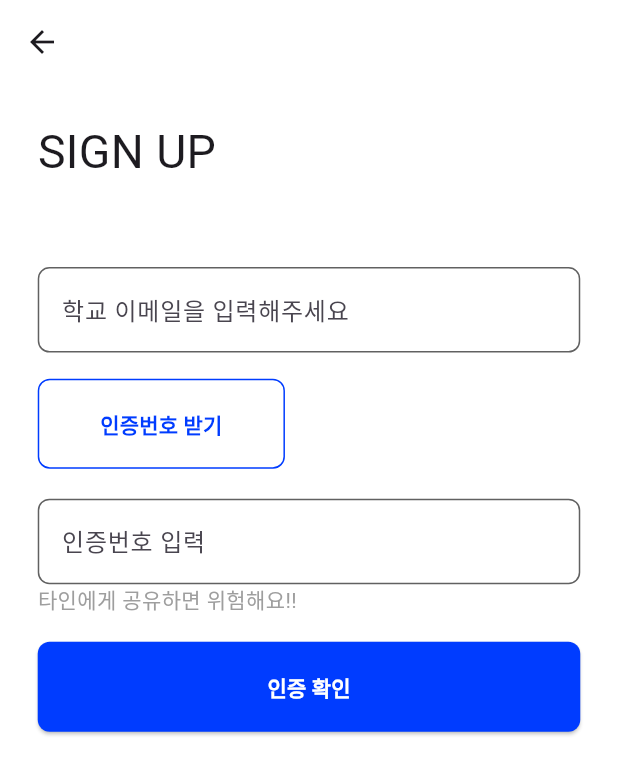
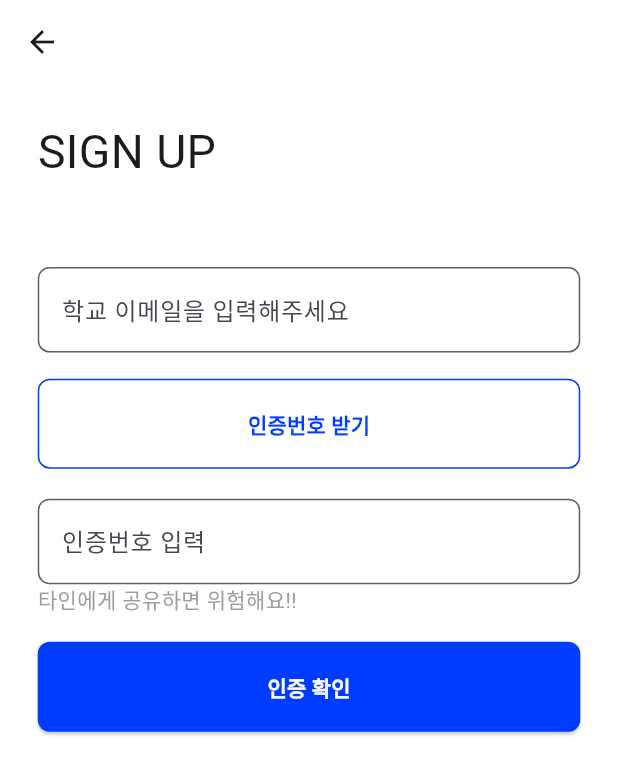
Before and after one commit to let-s-make-friends/APP, a Flutter app: the SignUpScreen screen opened by its route, on a phone screen of 412 x 824 dp. Shown: the top 775 px of the screen. Run offline on Flutter 3.47's test engine with Material 3 defaults, Android fonts, the phone set to English and light mode, and no system bars; our stand-ins replace flutter_screenutil, get; missing offline and left inert: text_divider; Roboto replaces fonts that are missing (PottaOne, Pretendard).

Commit message:
feat: 디자인 수정

```diff
--- a/lib/util/custom_outlined_button.dart
+++ b/lib/util/custom_outlined_button.dart
@@ -22,7 +22,7 @@ class CustomOutlinedButton extends StatelessWidget {
           ),
           padding: EdgeInsets.symmetric(vertical: 20.0),
           maximumSize: Size(size.width, 60),
-          minimumSize: Size(size.width * 0.4, 40),
+          minimumSize: Size(size.width, 40),
           shape:
               RoundedRectangleBorder(borderRadius: BorderRadius.circular(8))),
       child: Text(
```
